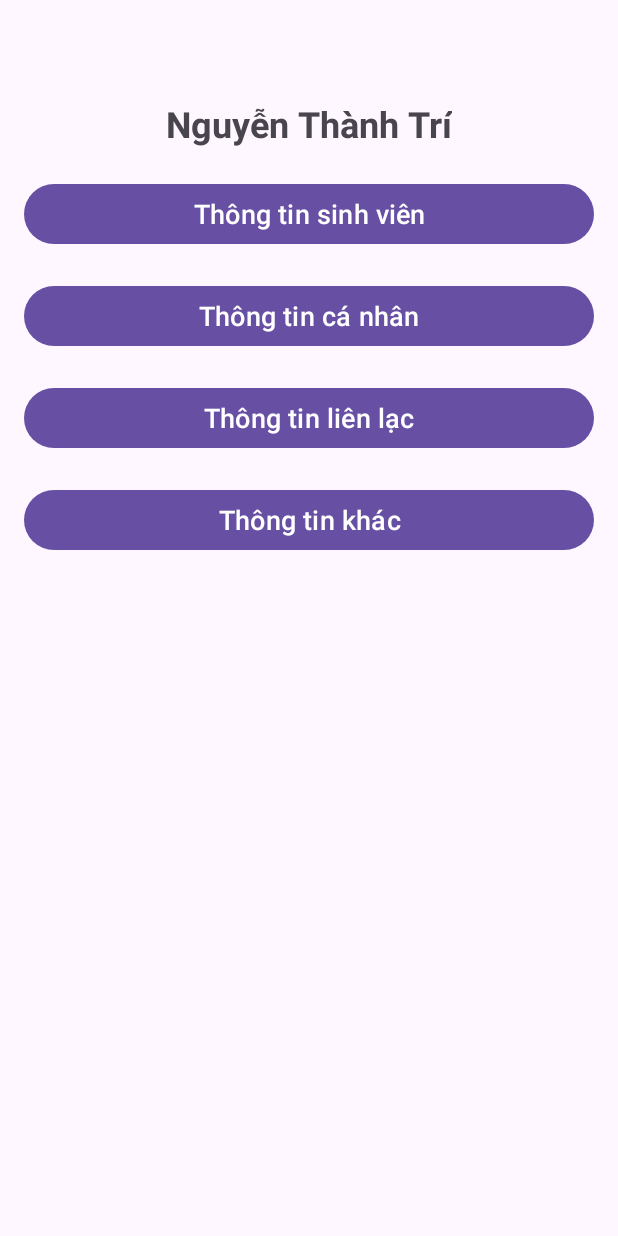
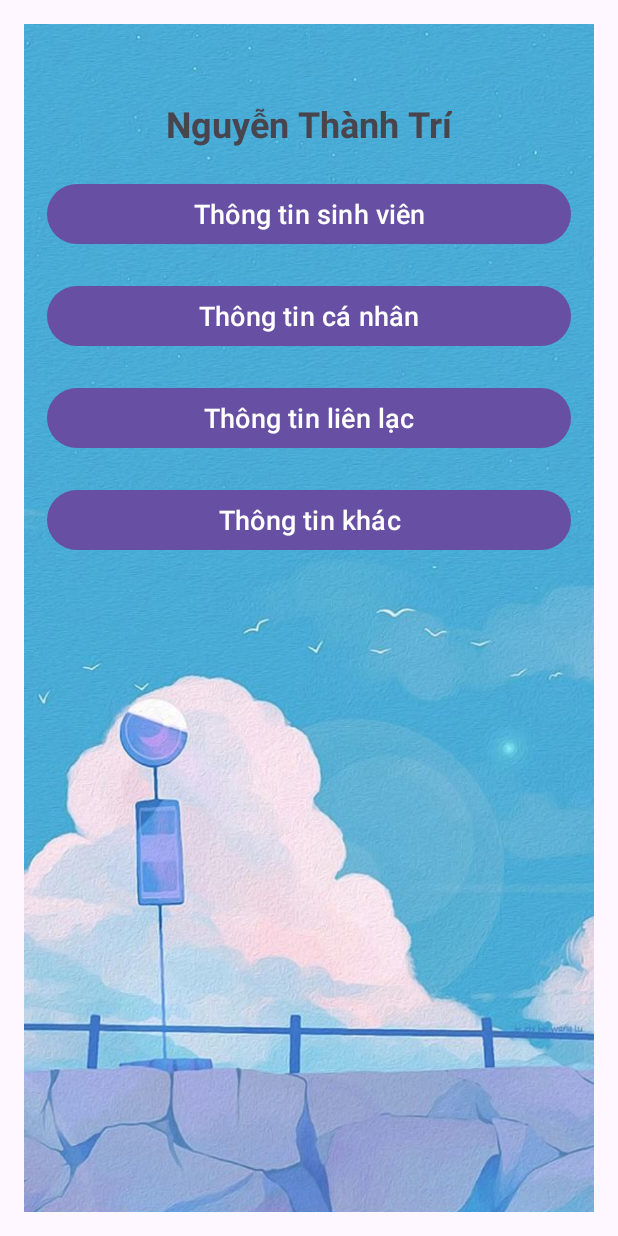
Before and after one commit to ngthanhtri/63131548-AndroidProgramming, an Android app: the screen it shows after launch (MainActivity), on a phone screen of 412 x 824 dp. Run offline under Robolectric (Android 15) with nearby library versions, the phone set to English and light mode, and no system bars.

Commit message:
chèn ảnh nền background và điều chỉnh layout

```diff
--- a/Cau3_AppGioiThieu/app/src/main/res/layout/activity_main.xml
+++ b/Cau3_AppGioiThieu/app/src/main/res/layout/activity_main.xml
@@ -1,4 +1,3 @@
-<?xml version="1.0" encoding="utf-8"?>
 <androidx.constraintlayout.widget.ConstraintLayout
     xmlns:android="http://schemas.android.com/apk/res/android"
     xmlns:app="http://schemas.android.com/apk/res-auto"
@@ -7,6 +6,18 @@
     android:layout_height="match_parent"
     android:padding="16dp"
     tools:context=".MainActivity">
+
+    <ImageView
+        android:id="@+id/imagebg"
+        android:layout_width="0dp"
+        android:layout_height="match_parent"
+        android:contentDescription="@null"
+        android:scaleType="centerCrop"
+        android:src="@drawable/bg"
+        app:layout_constraintBottom_toBottomOf="parent"
+        app:layout_constraintEnd_toEndOf="parent"
+        app:layout_constraintStart_toStartOf="parent"
+        app:layout_constraintTop_toTopOf="parent" />
 
     <TextView
         android:id="@+id/TVhoten"
@@ -24,7 +35,9 @@
         android:id="@+id/btnttsinhvien"
         android:layout_width="0dp"
         android:layout_height="wrap_content"
+        android:layout_marginStart="15dp"
         android:layout_marginTop="20dp"
+        android:layout_marginEnd="15dp"
         android:text="Thông tin sinh viên"
         android:textSize="18sp"
         app:layout_constraintEnd_toEndOf="parent"
@@ -35,7 +48,9 @@
         android:id="@+id/btnttcanhan"
         android:layout_width="0dp"
         android:layout_height="wrap_content"
+        android:layout_marginStart="15dp"
         android:layout_marginTop="20dp"
+        android:layout_marginEnd="15dp"
         android:text="Thông tin cá nhân"
         android:textSize="18sp"
         app:layout_constraintEnd_toEndOf="parent"
@@ -46,7 +61,9 @@
         android:id="@+id/btnttlienlac"
         android:layout_width="0dp"
         android:layout_height="wrap_content"
+        android:layout_marginStart="15dp"
         android:layout_marginTop="20dp"
+        android:layout_marginEnd="15dp"
         android:text="Thông tin liên lạc"
         android:textSize="18sp"
         app:layout_constraintEnd_toEndOf="parent"
@@ -57,7 +74,9 @@
         android:id="@+id/btnttkhac"
         android:layout_width="0dp"
         android:layout_height="wrap_content"
+        android:layout_marginStart="15dp"
         android:layout_marginTop="20dp"
+        android:layout_marginEnd="15dp"
         android:text="Thông tin khác"
         android:textSize="18sp"
         app:layout_constraintEnd_toEndOf="parent"
```
Also changed, not shown: Cau3_AppGioiThieu/app/src/main/res/drawable/bg.png (added).
